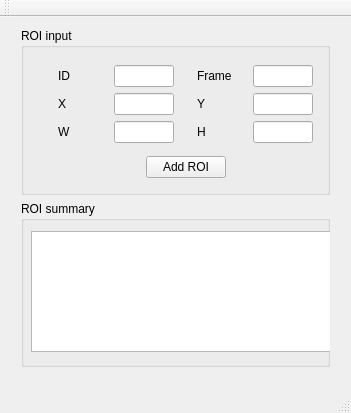
This is ROI_interpolator/roi_interpolator.ui in smolinag/ROI_interpolator as Qt 5 draws it before an edit. The edited form follows.
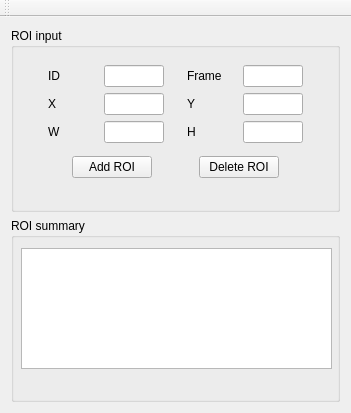
This is the edited form.

Commit message: Delete ROIs options added. Modifiy KeyROIs functionality added

The edit to the form file:
```diff
--- a/ROI_interpolator/roi_interpolator.ui
+++ b/ROI_interpolator/roi_interpolator.ui
@@ -14,15 +14,8 @@
    <string>ROI_interpolator</string>
   </property>
   <widget class="QWidget" name="centralWidget">
-   <widget class="QWidget" name="verticalLayoutWidget">
-    <property name="geometry">
-     <rect>
-      <x>10</x>
-      <y>0</y>
-      <width>331</width>
-      <height>361</height>
-     </rect>
-    </property>
+   <layout class="QVBoxLayout" name="verticalLayout_5">
+    <item>
     <layout class="QVBoxLayout" name="verticalLayout">
      <item>
       <layout class="QHBoxLayout" name="horizontalLayout_5">
@@ -358,6 +351,26 @@
                </property>
               </spacer>
              </item>
+              <item>
+               <widget class="QPushButton" name="deleteROI_button">
+                <property name="text">
+                 <string>Delete ROI</string>
+                </property>
+               </widget>
+              </item>
+              <item>
+               <spacer name="horizontalSpacer_3">
+                <property name="orientation">
+                 <enum>Qt::Horizontal</enum>
+                </property>
+                <property name="sizeHint" stdset="0">
+                 <size>
+                  <width>40</width>
+                  <height>20</height>
+                 </size>
+                </property>
+               </spacer>
+              </item>
             </layout>
            </item>
           </layout>
@@ -388,17 +401,8 @@
       </layout>
      </item>
     </layout>
-   </widget>
-  </widget>
-  <widget class="QMenuBar" name="menuBar">
-   <property name="geometry">
-    <rect>
-     <x>0</x>
-     <y>0</y>
-     <width>351</width>
-     <height>21</height>
-    </rect>
-   </property>
+    </item>
+   </layout>
   </widget>
   <widget class="QToolBar" name="mainToolBar">
    <attribute name="toolBarArea">
@@ -408,7 +412,6 @@
     <bool>false</bool>
    </attribute>
   </widget>
-  <widget class="QStatusBar" name="statusBar"/>
  </widget>
  <layoutdefault spacing="6" margin="11"/>
  <resources>
```
Lines whose indentation alone changed are shown as unchanged. The commit also changes 5 other files.
